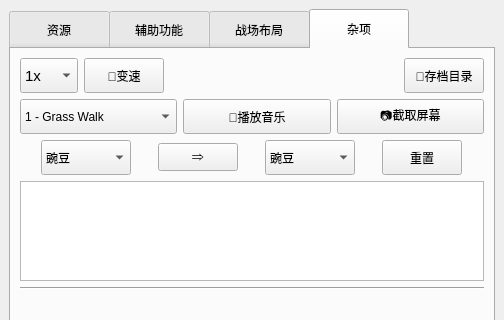
First picture: the form in pvztoolkit.ui, repository windshadow233/pvz-toolkit, before the edit; both pictures show x 0 to 504 and y 0 to 320 of the 504 by 555 pixel window.
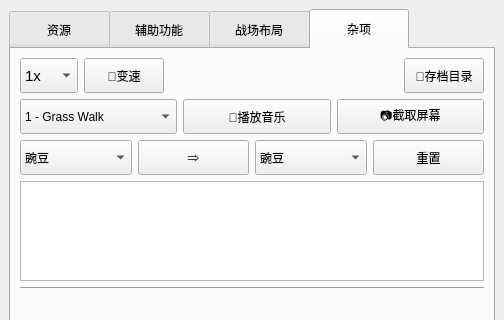
Second picture: the form after the edit. The open tabs and pages were chosen to show the change.

Commit message: 修改UI

Patch:
```diff
--- a/pvztoolkit.ui
+++ b/pvztoolkit.ui
@@ -2894,14 +2894,14 @@
           <item>
            <widget class="QComboBox" name="comboBox_13">
             <property name="sizePolicy">
-             <sizepolicy hsizetype="Fixed" vsizetype="Fixed">
+             <sizepolicy hsizetype="Preferred" vsizetype="Fixed">
               <horstretch>0</horstretch>
               <verstretch>0</verstretch>
              </sizepolicy>
             </property>
             <property name="minimumSize">
              <size>
-              <width>90</width>
+              <width>100</width>
               <height>35</height>
              </size>
             </property>
@@ -2971,11 +2971,17 @@
           <item>
            <widget class="QPushButton" name="pushButton_16">
             <property name="sizePolicy">
-             <sizepolicy hsizetype="Fixed" vsizetype="Fixed">
+             <sizepolicy hsizetype="Preferred" vsizetype="Fixed">
               <horstretch>0</horstretch>
               <verstretch>0</verstretch>
              </sizepolicy>
             </property>
+            <property name="minimumSize">
+             <size>
+              <width>0</width>
+              <height>35</height>
+             </size>
+            </property>
             <property name="font">
              <font>
               <family>Arial</family>
@@ -2992,14 +2998,14 @@
           <item>
            <widget class="QComboBox" name="comboBox_12">
             <property name="sizePolicy">
-             <sizepolicy hsizetype="Fixed" vsizetype="Fixed">
+             <sizepolicy hsizetype="Preferred" vsizetype="Fixed">
               <horstretch>0</horstretch>
               <verstretch>0</verstretch>
              </sizepolicy>
             </property>
             <property name="minimumSize">
              <size>
-              <width>90</width>
+              <width>100</width>
               <height>35</height>
              </size>
             </property>
@@ -3074,7 +3080,7 @@
           <item>
            <widget class="QPushButton" name="pushButton_18">
             <property name="sizePolicy">
-             <sizepolicy hsizetype="Fixed" vsizetype="Fixed">
+             <sizepolicy hsizetype="Preferred" vsizetype="Fixed">
               <horstretch>0</horstretch>
               <verstretch>0</verstretch>
              </sizepolicy>
```
Left out of the diff: 12 changed lines with no effect on the pictures. The commit also changes 1 other file.
